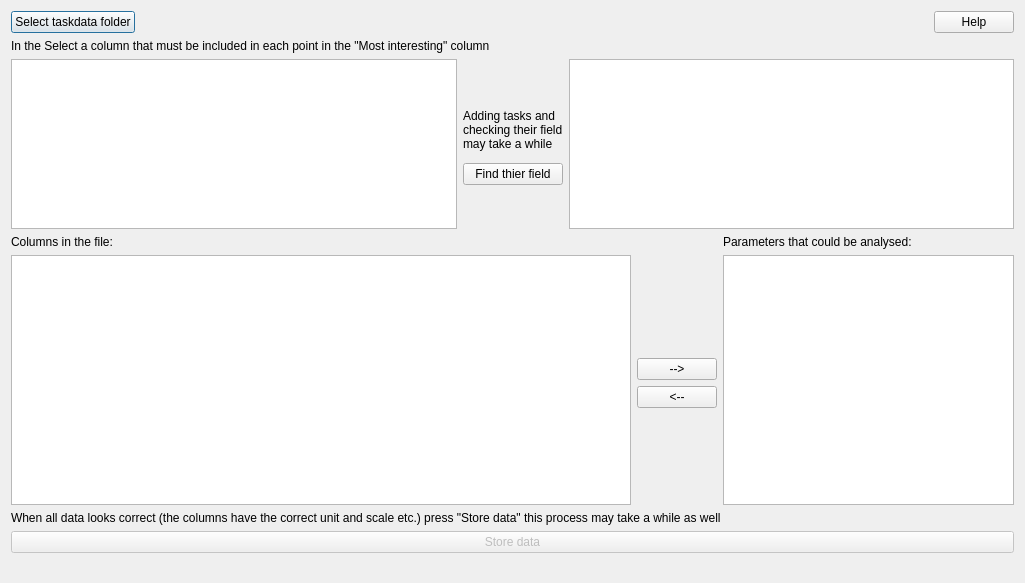
Old version of the form widgets/import_xml_bin.ui in the repository axelande/geodatafarm3.
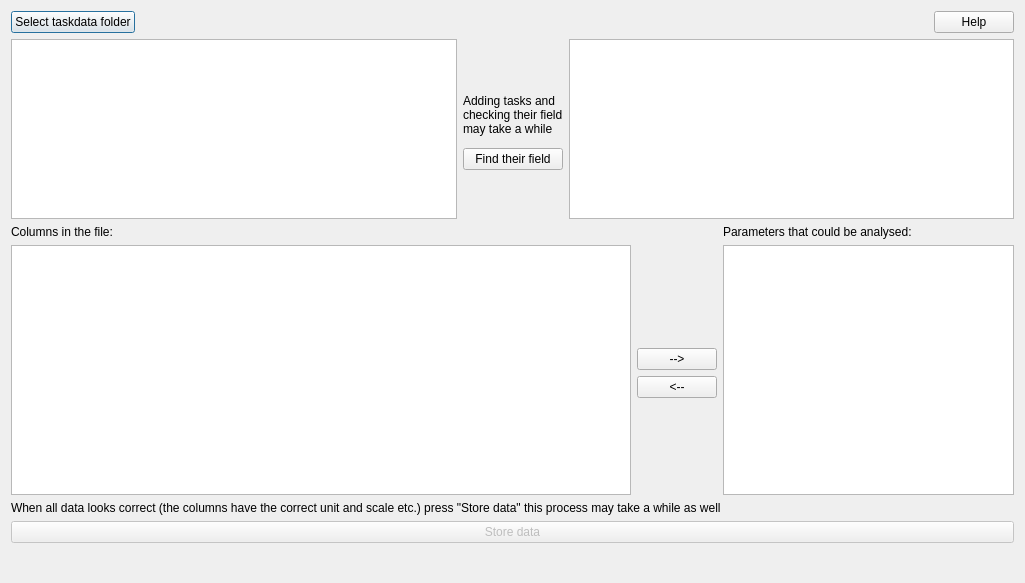
New version of the form.

What changed in the file:
```diff
--- a/widgets/import_xml_bin.ui
+++ b/widgets/import_xml_bin.ui
@@ -56,13 +56,6 @@
        </item>
       </layout>
      </item>
-     <item>
-      <widget class="QLabel" name="label_4">
-       <property name="text">
-        <string>In the Select a column that must be included in each point in the &quot;Most interesting&quot; column</string>
-       </property>
-      </widget>
-     </item>
      <item>
       <layout class="QGridLayout" name="gridLayout_4" rowstretch="0,0,0,0,0,0,0" columnstretch="0,0,0,0">
        <item row="1" column="2">
@@ -84,7 +77,7 @@
           <locale language="English" country="UnitedKingdom"/>
          </property>
          <property name="text">
-          <string>Find thier field</string>
+          <string>Find their field</string>
          </property>
         </widget>
        </item>
```
